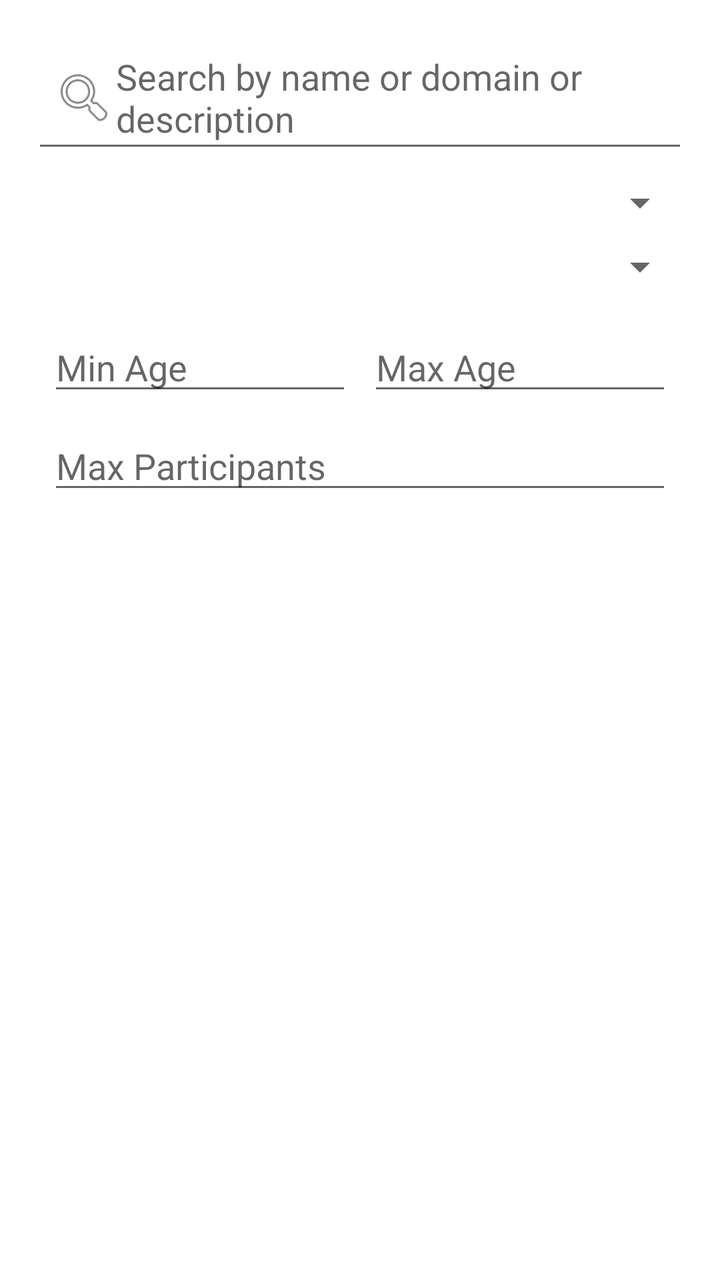
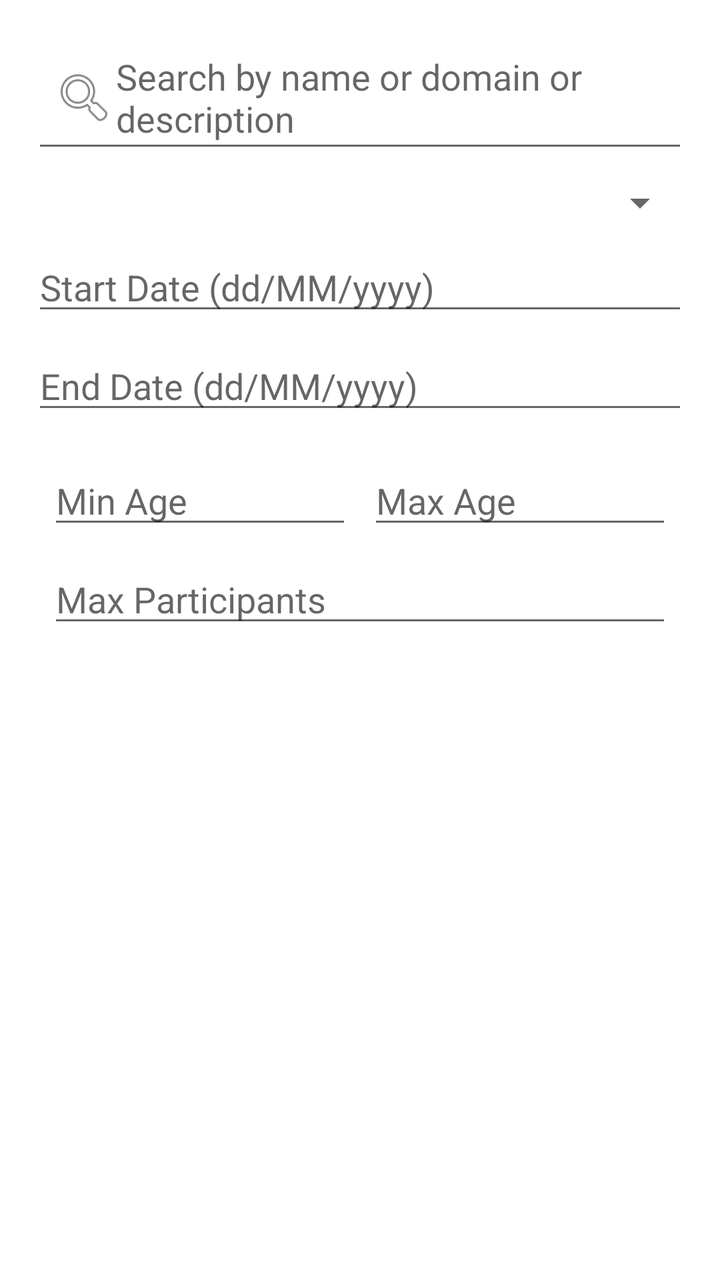

Two renders of the same Android screen: before a commit and after it. Below are the layout's source before the change and the commit's diff.
<!-- AndroidManifest.xml: application theme Theme.YouthSphere -->
<!-- res/layout/fragment_view_activities_with_photos.xml -->
<LinearLayout xmlns:android="http://schemas.android.com/apk/res/android"
    android:id="@+id/activityContainer"
    android:layout_width="match_parent"
    android:layout_height="match_parent"
    android:orientation="vertical"
    android:padding="16dp">

    <EditText
        android:id="@+id/etSearch"
        android:layout_width="match_parent"
        android:layout_height="wrap_content"
        android:hint="Search by name or domain or description"
        android:drawableLeft="@android:drawable/ic_menu_search"
        android:padding="10dp"
        android:layout_marginBottom="8dp"
        />

    <Spinner
        android:id="@+id/spinnerInstructorFilter"
        android:layout_width="match_parent"
        android:layout_height="wrap_content"
        android:layout_marginBottom="8dp"
        />

    <Spinner
        android:id="@+id/spinnerMonthFilter"
        android:layout_width="match_parent"
        android:layout_height="wrap_content"
        android:layout_marginBottom="8dp"
        />

    <LinearLayout
        android:layout_width="match_parent"
        android:layout_height="wrap_content"
        android:orientation="horizontal"
        android:padding="8dp">

        <EditText
            android:id="@+id/etMinAge"
            android:layout_width="0dp"
            android:layout_weight="1"
            android:layout_height="wrap_content"
            android:hint="Min Age"
            android:inputType="number" />

        <EditText
            android:id="@+id/etMaxAge"
            android:layout_width="0dp"
            android:layout_weight="1"
            android:layout_height="wrap_content"
            android:hint="Max Age"
            android:inputType="number"
            android:layout_marginStart="8dp" />
    </LinearLayout>

    <EditText
        android:id="@+id/etMaxParticipants"
        android:layout_width="match_parent"
        android:layout_height="wrap_content"
        android:hint="Max Participants"
        android:inputType="number"
        android:layout_marginHorizontal="8dp" />



    <androidx.recyclerview.widget.RecyclerView
        android:id="@+id/recyclerActivities"
        android:layout_width="match_parent"
        android:layout_height="0dp"
        android:layout_weight="1" />

</LinearLayout>
<!-- resources referenced by this layout -->
<resources>
  <style name="Theme.YouthSphere" parent="Theme.MaterialComponents.DayNight.NoActionBar">
          
          <item name="colorPrimary">@color/indigo_600</item>
          <item name="colorPrimaryVariant">@color/indigo_800</item>
          <item name="colorOnPrimary">@color/white</item>
  
          
          <item name="colorSecondary">@color/amber_400</item>
          <item name="colorSecondaryVariant">@color/amber_600</item>
          <item name="colorOnSecondary">@color/black</item>
  
          
          <item name="android:windowBackground">@color/white</item>
          <item name="colorSurface">@color/white</item>
          <item name="colorOnBackground">@color/black</item>
          <item name="colorOnSurface">@color/black</item>
  
          
          <item name="android:statusBarColor">@color/indigo_800</item>
  
          
          <item name="actionBarTheme">@style/ThemeOverlay.MaterialComponents.Dark.ActionBar</item>
          <item name="actionBarPopupTheme">@style/ThemeOverlay.MaterialComponents.Light</item>
  
          
          <item name="popupMenuStyle">@style/PopupMenu.MaterialComponents</item>
      </style>
  <color name="indigo_600">#3949AB</color>
  <color name="indigo_800">#283593</color>
  <color name="white">#FFFFFF</color>
  <color name="amber_400">#FFCA28</color>
  <color name="amber_600">#FFB300</color>
  <color name="black">#000000</color>
  <style name="ThemeOverlay.MaterialComponents.Dark.ActionBar">
          <item name="android:textColorPrimary">@color/white</item>
          <item name="colorControlNormal">@color/white</item>
          <item name="android:textColorSecondary">@color/white</item>
      </style>
  <style name="ThemeOverlay.MaterialComponents.Light">
          <item name="android:textColorPrimary">@color/black</item>
          <item name="android:background">@color/white</item>
      </style>
  <style name="PopupMenu.MaterialComponents" parent="@style/Widget.MaterialComponents.PopupMenu">
          <item name="android:textColor">?attr/colorOnSurface</item>
          <item name="android:background">?attr/colorSurface</item>
          <item name="android:dropDownVerticalOffset">4dp</item>
      </style>
</resources>

<!-- the commit's change to res/layout/fragment_view_activities_with_photos.xml (unified diff, before → after) -->
@@ -22,12 +22,27 @@
         android:layout_marginBottom="8dp"
         />
 
-    <Spinner
-        android:id="@+id/spinnerMonthFilter"
+    <EditText
+        android:id="@+id/etStartDate"
         android:layout_width="match_parent"
         android:layout_height="wrap_content"
-        android:layout_marginBottom="8dp"
-        />
+        android:hint="Start Date (dd/MM/yyyy)"
+        android:focusable="false"
+        android:clickable="true"
+        android:inputType="none"
+
+        android:layout_marginBottom="8dp" />
+
+    <EditText
+        android:id="@+id/etEndDate"
+        android:layout_width="match_parent"
+        android:layout_height="wrap_content"
+        android:hint="End Date (dd/MM/yyyy)"
+        android:focusable="false"
+        android:clickable="true"
+        android:inputType="none"
+
+        android:layout_marginBottom="8dp" />
 
     <LinearLayout
         android:layout_width="match_parent"
